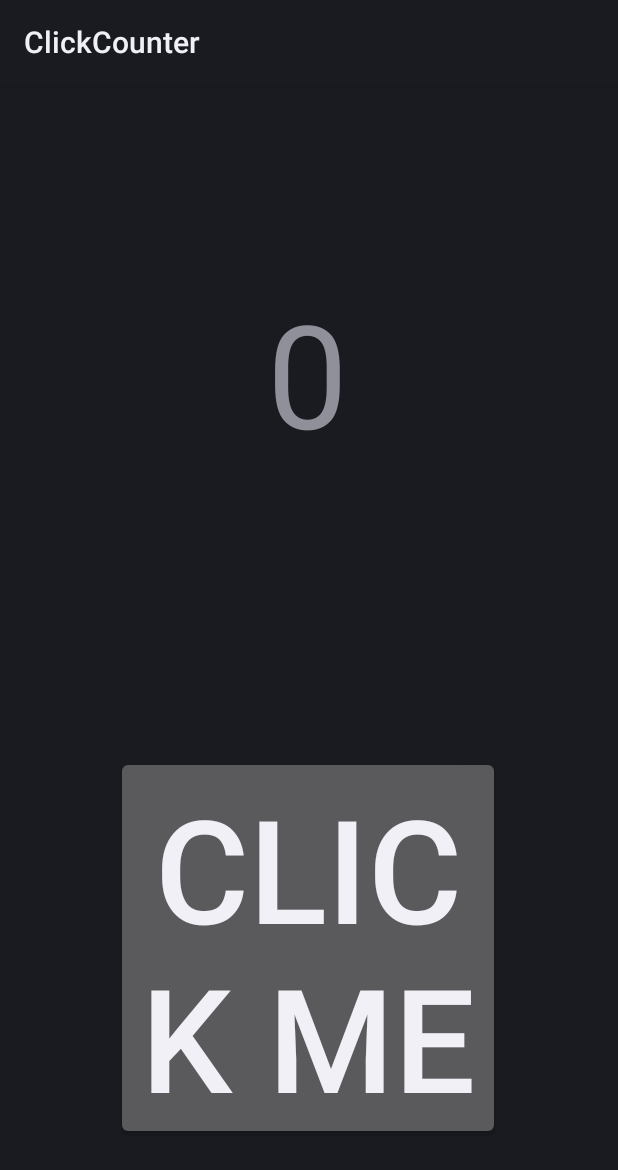
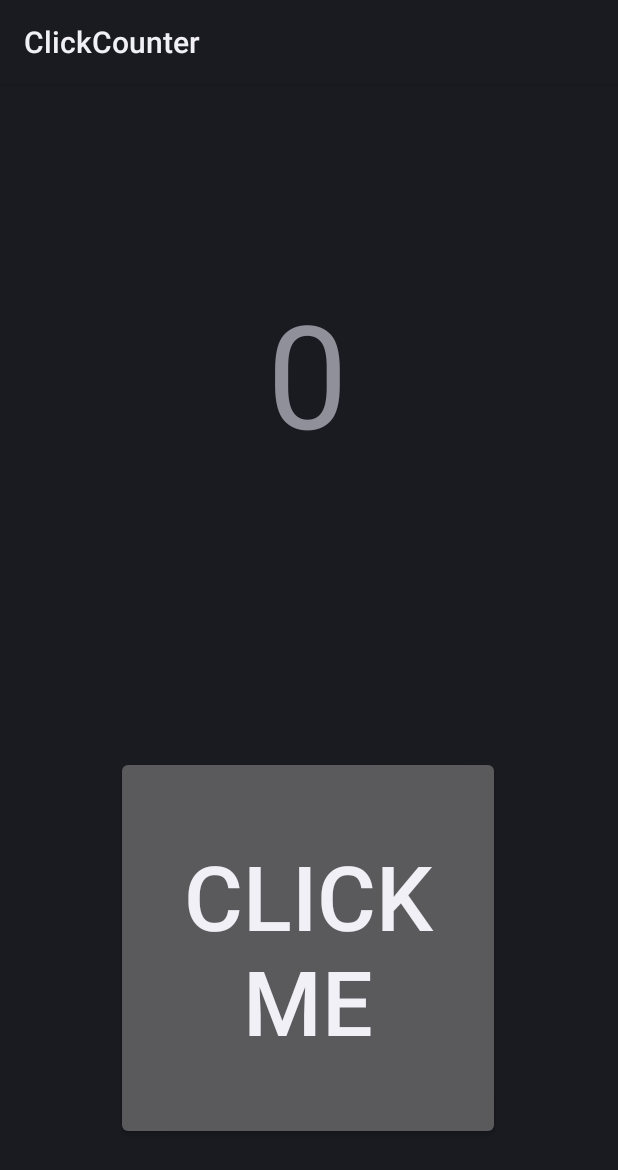
Before and after one commit to IamHARSHDABAS/ClickCounter, an Android app: the layout activity_main.xml on its own in the app's theme, with its tools: preview values and no code run, on a phone screen of 412 x 824 dp. Shown: the top 1170 px of the screen. Run offline under Robolectric (Android 15) with nearby library versions, the phone set to English and light mode, and no system bars.

Commit message:
Fix: Unable to run

```diff
--- a/app/src/main/res/layout/activity_main.xml
+++ b/app/src/main/res/layout/activity_main.xml
@@ -56,7 +56,7 @@
         android:layout_marginBottom="24dp"
         android:text="Click ME"
         android:textAlignment="center"
-        android:textSize="96sp"
+        android:textSize="60sp"
         app:layout_constraintBottom_toBottomOf="parent"
         app:layout_constraintEnd_toEndOf="parent"
         app:layout_constraintHorizontal_bias="0.496"
```
Also changed, not shown: gradle/wrapper/gradle-wrapper.properties.
